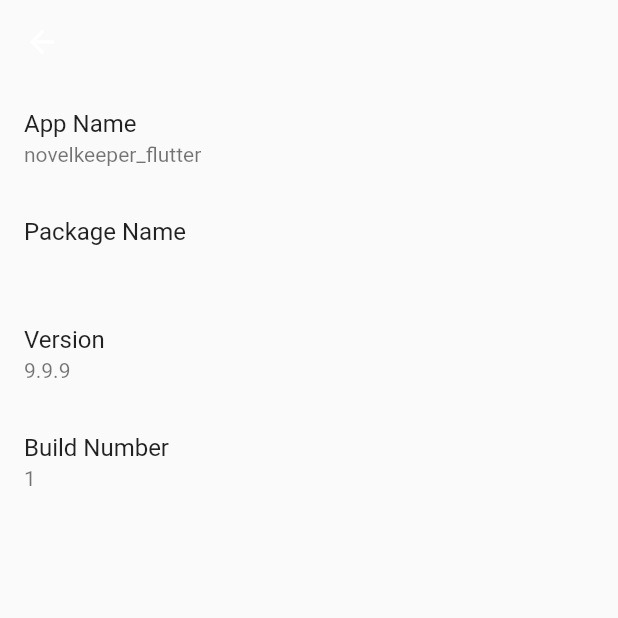
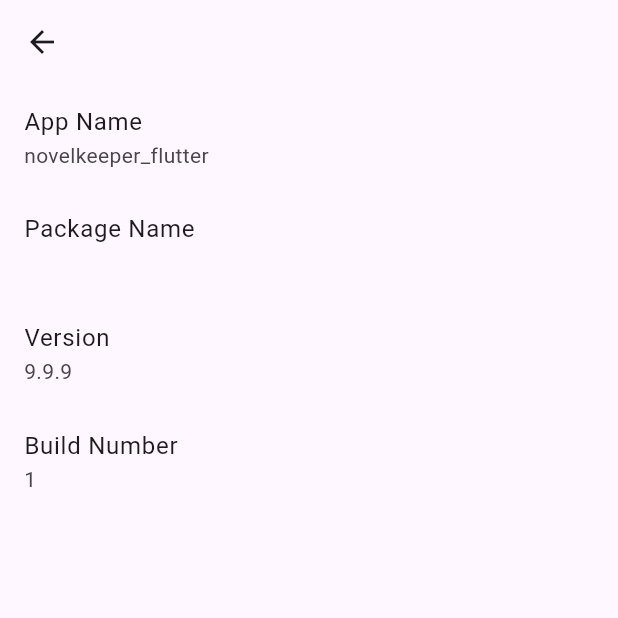
Before and after one commit to JohnRamberger/novelkeeper_flutter, a Flutter app: the screen it shows after launch, item 3 of the bottom bar chosen, after a tap on "App Info", on a phone screen of 412 x 824 dp, the top half of it. Run offline on Flutter 3.47's test engine with Material 2 defaults, Android fonts, the light colour scheme and no system bars; our stand-ins replace adaptive_theme, animated_bottom_navigation_bar, another_flushbar, badges, cached_network_image, faker and 5 more; missing offline and left inert: android_path_provider, app_installer, dart:ffi, flutter_downloader, flutter_statusbarcolor_ns, intersperse and 1 more; accounts and stored records are empty; network calls fail.

Commit message:
Update main.dart

```diff
--- a/lib/main.dart
+++ b/lib/main.dart
@@ -18,7 +18,7 @@ void main() async {
   // init stuff
   // await NKConfig.init();
 
-  await FlutterStatusbarcolor.setNavigationBarColor(Colors.white);
+  await FlutterStatusbarcolor.setNavigationBarColor(Colors.transparent);
   await FlutterStatusbarcolor.setStatusBarColor(Colors.transparent);
 
   // init Hive
@@ -31,13 +31,10 @@ void main() async {
   await Hive.openBox<Novel>(NKConfig.boxNovelCache);
 
   runApp(AdaptiveTheme(
-      light: ThemeData.light(),
-      dark: ThemeData.dark(),
+      light: ThemeData.light(useMaterial3: true),
+      dark: ThemeData.dark(useMaterial3: true),
       initial: AdaptiveThemeMode.system,
       builder: (theme, darkTheme) => MaterialApp(
-          // builder: (context, child) {
-          //   return ScrollConfiguration(behavior: null, child: child);
-          // },
           title: NKConfig.appName,
           theme: theme,
           darkTheme: darkTheme,
```
